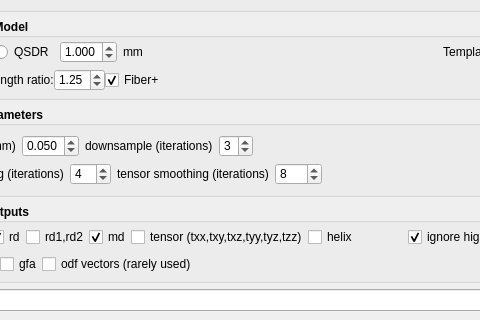
Qt form reconstruction/reconstruction_window.ui (frankyeh/DSI-Studio) before a commit; both pictures show x 131 to 611 and y 386 to 706 of the 848 by 706 pixel window.
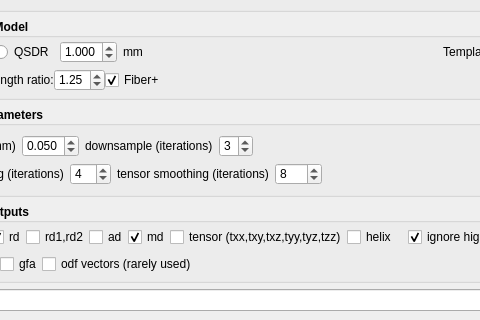
The same form after that commit. Icons and pictures are not drawn.

What changed in the file:
```diff
--- a/reconstruction/reconstruction_window.ui
+++ b/reconstruction/reconstruction_window.ui
@@ -393,8 +393,8 @@
         <rect>
          <x>0</x>
          <y>0</y>
-         <width>848</width>
-         <height>637</height>
+         <width>852</width>
+         <height>623</height>
         </rect>
        </property>
        <attribute name="label">
@@ -1016,6 +1016,16 @@
                    </property>
                   </widget>
                  </item>
+                 <item>
+                  <widget class="QCheckBox" name="output_ad">
+                   <property name="statusTip">
+                    <string>ad</string>
+                   </property>
+                   <property name="text">
+                    <string>ad</string>
+                   </property>
+                  </widget>
+                 </item>
                  <item>
                   <widget class="QCheckBox" name="output_md">
                    <property name="toolTip">
```
